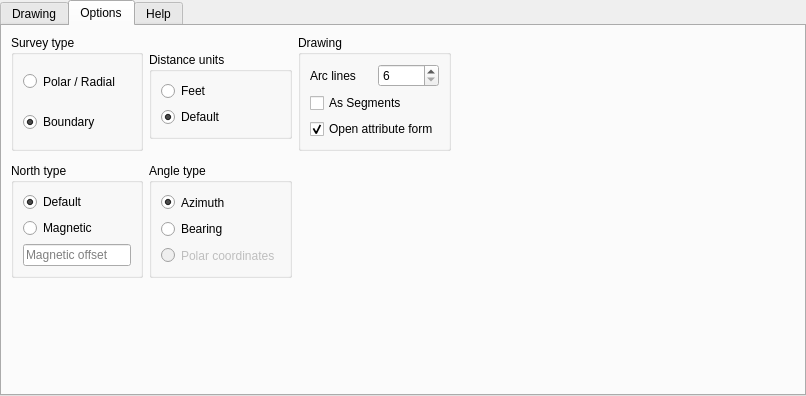
Before: the Qt Designer form dock.ui in mpetroff/qgsazimuth, drawn with Qt 5.
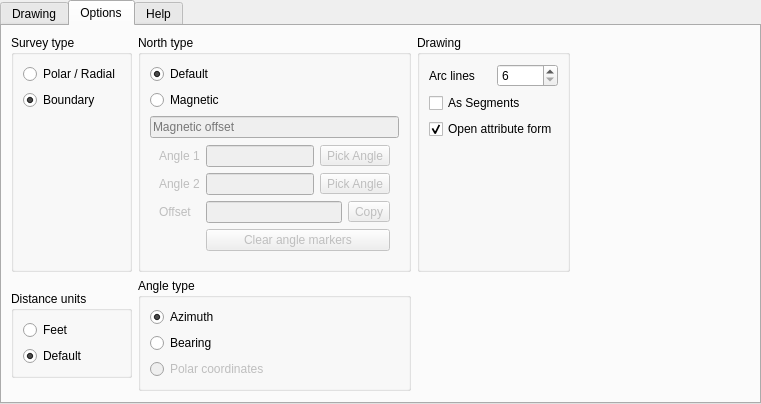
After: the same form once the commit is applied. The open tabs and pages were chosen to show the change. Icons and pictures are not drawn.

Commit message: Add new tool to select point for offset calc

What changed in the file:
```diff
--- a/dock.ui
+++ b/dock.ui
@@ -6,8 +6,8 @@
    <rect>
     <x>0</x>
     <y>0</y>
-    <width>806</width>
-    <height>396</height>
+    <width>761</width>
+    <height>369</height>
    </rect>
   </property>
   <property name="windowTitle">
@@ -668,7 +668,123 @@
        <string>Options</string>
       </attribute>
       <layout class="QGridLayout" name="gridLayout_6">
-       <item row="2" column="1">
+       <item row="1" column="0">
+        <widget class="QGroupBox" name="groupBox_7">
+         <property name="sizePolicy">
+          <sizepolicy hsizetype="Preferred" vsizetype="Fixed">
+           <horstretch>0</horstretch>
+           <verstretch>0</verstretch>
+          </sizepolicy>
+         </property>
+         <property name="title">
+          <string>Distance units</string>
+         </property>
+         <layout class="QVBoxLayout" name="verticalLayout_3">
+          <item>
+           <widget class="QRadioButton" name="radioButton_englishUnits">
+            <property name="sizePolicy">
+             <sizepolicy hsizetype="Minimum" vsizetype="Preferred">
+              <horstretch>0</horstretch>
+              <verstretch>0</verstretch>
+             </sizepolicy>
+            </property>
+            <property name="text">
+             <string>Feet</string>
+            </property>
+           </widget>
+          </item>
+          <item>
+           <widget class="QRadioButton" name="radioButton_defaultUnits">
+            <property name="sizePolicy">
+             <sizepolicy hsizetype="Minimum" vsizetype="Preferred">
+              <horstretch>0</horstretch>
+              <verstretch>0</verstretch>
+             </sizepolicy>
+            </property>
+            <property name="text">
+             <string>Default</string>
+            </property>
+            <property name="checked">
+             <bool>true</bool>
+            </property>
+           </widget>
+          </item>
+         </layout>
+        </widget>
+       </item>
+       <item row="0" column="5">
+        <widget class="QGroupBox" name="groupBox">
+         <property name="title">
+          <string>Drawing</string>
+         </property>
+         <layout class="QVBoxLayout" name="verticalLayout_2">
+          <property name="sizeConstraint">
+           <enum>QLayout::SetMinimumSize</enum>
+          </property>
+          <item>
+           <layout class="QHBoxLayout" name="horizontalLayout">
+            <item>
+             <widget class="QLabel" name="arcNodesLabel">
+              <property name="toolTip">
+               <string>The more lines the smoother the arc will be</string>
+              </property>
+              <property name="text">
+               <string>Arc lines</string>
+              </property>
+             </widget>
+            </item>
+            <item>
+             <widget class="QSpinBox" name="spin_arclines">
+              <property name="toolTip">
+               <string>The more lines the smoother the arc will be</string>
+              </property>
+              <property name="minimum">
+               <number>6</number>
+              </property>
+             </widget>
+            </item>
+           </layout>
+          </item>
+          <item>
+           <widget class="QCheckBox" name="checkBox_asSegments">
+            <property name="text">
+             <string>As Segments</string>
+            </property>
+           </widget>
+          </item>
+          <item>
+           <widget class="QCheckBox" name="checkBox_openForm">
+            <property name="sizePolicy">
+             <sizepolicy hsizetype="Minimum" vsizetype="Fixed">
+              <horstretch>0</horstretch>
+              <verstretch>0</verstretch>
+             </sizepolicy>
+            </property>
+            <property name="text">
+             <string>Open attribute form</string>
+            </property>
+            <property name="checked">
+             <bool>true</bool>
+            </property>
+           </widget>
+          </item>
+          <item>
+           <spacer name="verticalSpacer_6">
+            <property name="orientation">
+             <enum>Qt::Vertical</enum>
+            </property>
+            <property name="sizeHint" stdset="0">
+             <size>
+              <width>20</width>
+              <height>40</height>
+             </size>
+            </property>
+           </spacer>
+          </item>
+         </layout>
+        </widget>
+       </item>
+       <item row="1" column="1">
         <widget class="QGroupBox" name="groupBox_6">
          <property name="enabled">
           <bool>true</bool>
@@ -799,10 +915,23 @@
             </property>
            </widget>
           </item>
+          <item>
+           <spacer name="verticalSpacer">
+            <property name="orientation">
+             <enum>Qt::Vertical</enum>
+            </property>
+            <property name="sizeHint" stdset="0">
+             <size>
+              <width>20</width>
+              <height>40</height>
+             </size>
+            </property>
+           </spacer>
+          </item>
          </layout>
         </widget>
        </item>
-       <item row="2" column="0">
+       <item row="0" column="1">
         <widget class="QGroupBox" name="groupBox_3">
          <property name="sizePolicy">
           <sizepolicy hsizetype="Fixed" vsizetype="Fixed">
@@ -851,6 +980,9 @@
           </item>
           <item>
            <widget class="QLineEdit" name="lineEdit_magNorth">
+            <property name="enabled">
+             <bool>false</bool>
+            </property>
             <property name="sizePolicy">
              <sizepolicy hsizetype="Minimum" vsizetype="Preferred">
               <horstretch>0</horstretch>
@@ -860,87 +992,112 @@
             <property name="text">
              <string/>
             </property>
+            <property name="frame">
+             <bool>true</bool>
+            </property>
             <property name="placeholderText">
              <string>Magnetic offset</string>
             </property>
            </widget>
           </item>
-         </layout>
-        </widget>
-       </item>
-       <item row="0" column="2">
-        <widget class="QGroupBox" name="groupBox">
-         <property name="title">
-          <string>Drawing</string>
-         </property>
-         <layout class="QVBoxLayout" name="verticalLayout_2">
-          <property name="sizeConstraint">
-           <enum>QLayout::SetMinimumSize</enum>
-          </property>
           <item>
-           <layout class="QHBoxLayout" name="horizontalLayout">
-            <item>
-             <widget class="QLabel" name="arcNodesLabel">
-              <property name="toolTip">
-               <string>The more lines the smoother the arc will be</string>
-              </property>
-              <property name="text">
-               <string>Arc lines</string>
-              </property>
-             </widget>
-            </item>
-            <item>
-             <widget class="QSpinBox" name="spin_arclines">
-              <property name="toolTip">
-               <string>The more lines the smoother the arc will be</string>
-              </property>
-              <property name="minimum">
-               <number>6</number>
-              </property>
-             </widget>
-            </item>
-           </layout>
-          </item>
-          <item>
-           <widget class="QCheckBox" name="checkBox_asSegments">
-            <property name="text">
-             <string>As Segments</string>
+           <widget class="QFrame" name="formFrame">
+            <property name="enabled">
+             <bool>false</bool>
             </property>
+            <layout class="QFormLayout" name="formLayout_2">
+             <property name="fieldGrowthPolicy">
+              <enum>QFormLayout::AllNonFixedFieldsGrow</enum>
+             </property>
+             <property name="topMargin">
+              <number>1</number>
+             </property>
+             <item row="0" column="1">
+              <layout class="QHBoxLayout" name="horizontalLayout_11">
+               <property name="topMargin">
+                <number>0</number>
+               </property>
+               <item>
+                <widget class="QLineEdit" name="lineEdit_7"/>
+               </item>
+               <item>
+                <widget class="QToolButton" name="pickAngle1_button">
+                 <property name="text">
+                  <string>Pick Angle</string>
+                 </property>
+                </widget>
+               </item>
+              </layout>
+             </item>
+             <item row="1" column="0">
+              <widget class="QLabel" name="label_7">
+               <property name="text">
+                <string>Angle 2</string>
+               </property>
+              </widget>
+             </item>
+             <item row="1" column="1">
+              <layout class="QHBoxLayout" name="horizontalLayout_10">
+               <property name="topMargin">
+                <number>0</number>
+               </property>
+               <item>
+                <widget class="QLineEdit" name="lineEdit_6"/>
+               </item>
+               <item>
+                <widget class="QToolButton" name="pickAngle2_button">
+                 <property name="text">
+                  <string>Pick Angle</string>
+                 </property>
+                </widget>
+               </item>
+              </layout>
+             </item>
+             <item row="2" column="0">
+              <widget class="QLabel" name="label">
+               <property name="text">
+                <string>Offset</string>
+               </property>
+              </widget>
+             </item>
+             <item row="2" column="1">
+              <layout class="QHBoxLayout" name="horizontalLayout_5">
+               <property name="topMargin">
+                <number>0</number>
+               </property>
+               <item>
+                <widget class="QLineEdit" name="lineEdit"/>
+               </item>
+               <item>
+                <widget class="QToolButton" name="toolButton_2">
+                 <property name="text">
+                  <string>Copy</string>
+                 </property>
+                </widget>
+               </item>
+              </layout>
+             </item>
+             <item row="0" column="0">
+              <widget class="QLabel" name="label_8">
+               <property name="text">
+                <string>Angle 1</string>
+               </property>
+              </widget>
+             </item>
+             <item row="3" column="1">
+              <widget class="QPushButton" name="clearMarkers_button">
+               <property name="text">
+                <string>Clear angle markers</string>
+               </property>
+              </widget>
+             </item>
+            </layout>
            </widget>
           </item>
-          <item>
-           <widget class="QCheckBox" name="checkBox_openForm">
-            <property name="sizePolicy">
-             <sizepolicy hsizetype="Minimum" vsizetype="Fixed">
-              <horstretch>0</horstretch>
-              <verstretch>0</verstretch>
-             </sizepolicy>
-            </property>
-            <property name="text">
-             <string>Open attribute form</string>
-            </property>
-            <property name="checked">
-             <bool>true</bool>
-            </property>
-           </widget>
-          </item>
          </layout>
         </widget>
        </item>
-       <item row="3" column="0" colspan="4">
-        <spacer name="verticalSpacer">
-         <property name="orientation">
-          <enum>Qt::Vertical</enum>
-         </property>
-         <property name="sizeHint" stdset="0">
-          <size>
-           <width>20</width>
-           <height>40</height>
-          </size>
-         </property>
-        </spacer>
-       </item>
-       <item row="0" column="3" rowspan="3">
+       <item row="0" column="6">
         <spacer name="horizontalSpacer_2">
          <property name="orientation">
           <enum>Qt::Horizontal</enum>
@@ -953,49 +1110,18 @@
          </property>
         </spacer>
        </item>
-       <item row="0" column="1" rowspan="2">
-        <widget class="QGroupBox" name="groupBox_7">
-         <property name="sizePolicy">
-          <sizepolicy hsizetype="Preferred" vsizetype="Fixed">
-           <horstretch>0</horstretch>
-           <verstretch>0</verstretch>
-          </sizepolicy>
+       <item row="2" column="1">
+        <spacer name="verticalSpacer_5">
+         <property name="orientation">
+          <enum>Qt::Vertical</enum>
          </property>
-         <property name="title">
-          <string>Distance units</string>
+         <property name="sizeHint" stdset="0">
+          <size>
+           <width>20</width>
+           <height>40</height>
+          </size>
          </property>
-         <layout class="QVBoxLayout" name="verticalLayout_3">
-          <item>
-           <widget class="QRadioButton" name="radioButton_englishUnits">
-            <property name="sizePolicy">
-             <sizepolicy hsizetype="Minimum" vsizetype="Preferred">
-              <horstretch>0</horstretch>
-              <verstretch>0</verstretch>
-             </sizepolicy>
-            </property>
-            <property name="text">
-             <string>Feet</string>
-            </property>
-           </widget>
-          </item>
-          <item>
-           <widget class="QRadioButton" name="radioButton_defaultUnits">
-            <property name="sizePolicy">
-             <sizepolicy hsizetype="Minimum" vsizetype="Preferred">
-              <horstretch>0</horstretch>
-              <verstretch>0</verstretch>
-             </sizepolicy>
-            </property>
-            <property name="text">
-             <string>Default</string>
-            </property>
-            <property name="checked">
-             <bool>true</bool>
-            </property>
-           </widget>
-          </item>
-         </layout>
-        </widget>
+        </spacer>
        </item>
       </layout>
      </widget>
```
Left out of the diff: 38 changed lines with no effect on the pictures. The commit also changes 3 other files.
